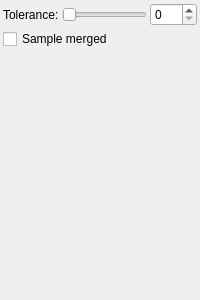
drawpile/Drawpile, file src/client/ui/fillsettings.ui: the form before one commit.
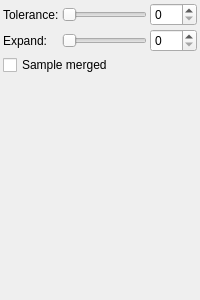
The form after the commit.

```diff
--- a/src/client/ui/fillsettings.ui
+++ b/src/client/ui/fillsettings.ui
@@ -50,7 +50,7 @@
      </property>
     </widget>
    </item>
-   <item row="2" column="0">
+   <item row="3" column="0">
     <spacer name="verticalSpacer">
      <property name="orientation">
       <enum>Qt::Vertical</enum>
@@ -63,13 +63,37 @@
      </property>
     </spacer>
    </item>
-   <item row="1" column="0" colspan="3">
+   <item row="2" column="0" colspan="3">
     <widget class="QCheckBox" name="samplemerged">
      <property name="text">
       <string>Sample merged</string>
      </property>
     </widget>
    </item>
+   <item row="1" column="0">
+    <widget class="QLabel" name="label_2">
+     <property name="text">
+      <string>Expand:</string>
+     </property>
+    </widget>
+   </item>
+   <item row="1" column="1">
+    <widget class="QSlider" name="expand">
+     <property name="maximum">
+      <number>30</number>
+     </property>
+     <property name="orientation">
+      <enum>Qt::Horizontal</enum>
+     </property>
+    </widget>
+   </item>
+   <item row="1" column="2">
+    <widget class="QSpinBox" name="expandBox">
+     <property name="maximum">
+      <number>30</number>
+     </property>
+    </widget>
+   </item>
   </layout>
  </widget>
  <resources/>
```
Left out of the diff: 32 changed lines with no effect on the pictures.
